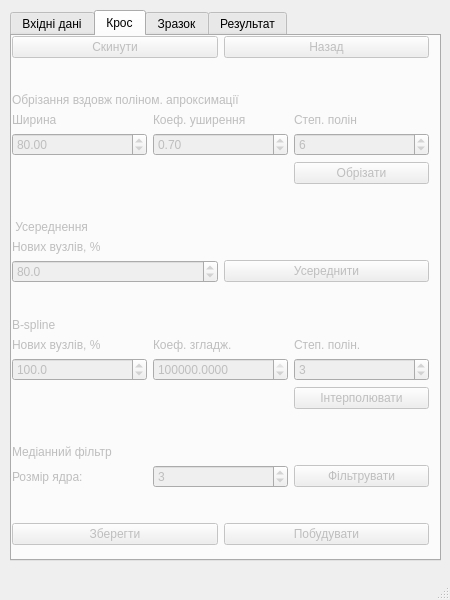
Old version of the form qtr.ui in the repository xkronosua/QTR.
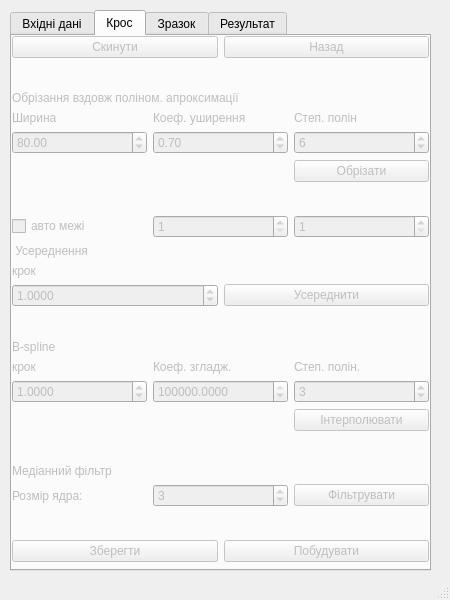
New version of the form. The open tabs and pages were chosen to show the change.

Diff of the .ui file:
```diff
--- a/qtr.ui
+++ b/qtr.ui
@@ -70,8 +70,8 @@
      <rect>
       <x>10</x>
       <y>10</y>
-      <width>431</width>
-      <height>551</height>
+      <width>421</width>
+      <height>561</height>
      </rect>
     </property>
     <property name="sizePolicy">
@@ -450,7 +450,7 @@
         <x>0</x>
         <y>0</y>
         <width>417</width>
-        <height>509</height>
+        <height>526</height>
        </rect>
       </property>
       <layout class="QVBoxLayout" name="verticalLayout_2">
@@ -585,6 +585,46 @@
          </property>
         </spacer>
        </item>
+       <item>
+        <layout class="QHBoxLayout" name="horizontalLayout_9">
+         <item>
+          <widget class="QCheckBox" name="cAutoInterval">
+           <property name="text">
+            <string>авто межі</string>
+           </property>
+           <property name="checked">
+            <bool>false</bool>
+           </property>
+          </widget>
+         </item>
+         <item>
+          <widget class="QSpinBox" name="cStart">
+           <property name="minimum">
+            <number>1</number>
+           </property>
+           <property name="maximum">
+            <number>999999999</number>
+           </property>
+           <property name="value">
+            <number>1</number>
+           </property>
+          </widget>
+         </item>
+         <item>
+          <widget class="QSpinBox" name="cEnd">
+           <property name="minimum">
+            <number>1</number>
+           </property>
+           <property name="maximum">
+            <number>99999999</number>
+           </property>
+           <property name="value">
+            <number>1</number>
+           </property>
+          </widget>
+         </item>
+        </layout>
+       </item>
        <item>
         <widget class="QLabel" name="label">
          <property name="text">
@@ -604,23 +644,26 @@
          <item row="2" column="1">
           <widget class="QLabel" name="label_14">
            <property name="text">
-            <string>Нових вузлів, %</string>
+            <string>крок</string>
            </property>
           </widget>
          </item>
          <item row="3" column="1">
           <widget class="QDoubleSpinBox" name="cAverageN">
            <property name="decimals">
-            <number>1</number>
+            <number>4</number>
            </property>
            <property name="minimum">
-            <double>1.000000000000000</double>
+            <double>0.000100000000000</double>
            </property>
            <property name="maximum">
-            <double>999.000000000000000</double>
+            <double>999999999.000000000000000</double>
+           </property>
+           <property name="singleStep">
+            <double>0.000001000000000</double>
            </property>
            <property name="value">
-            <double>80.000000000000000</double>
+            <double>1.000000000000000</double>
            </property>
           </widget>
          </item>
@@ -648,25 +691,6 @@
        </item>
        <item>
         <layout class="QGridLayout" name="gridLayout_7">
-         <item row="1" column="1">
-          <widget class="QDoubleSpinBox" name="cB_splineN">
-           <property name="decimals">
-            <number>1</number>
-           </property>
-           <property name="minimum">
-            <double>1.000000000000000</double>
-           </property>
-           <property name="maximum">
-            <double>999.000000000000000</double>
-           </property>
-           <property name="singleStep">
-            <double>0.100000000000000</double>
-           </property>
-           <property name="value">
-            <double>100.000000000000000</double>
-           </property>
-          </widget>
-         </item>
          <item row="0" column="2">
           <widget class="QLabel" name="label_17">
            <property name="text">
@@ -696,7 +720,7 @@
          <item row="0" column="1">
           <widget class="QLabel" name="label_16">
            <property name="text">
-            <string>Нових вузлів, %</string>
+            <string>крок</string>
            </property>
           </widget>
          </item>
@@ -727,6 +751,22 @@
            </property>
           </widget>
          </item>
+         <item row="1" column="1">
+          <widget class="QDoubleSpinBox" name="cB_splineStep">
+           <property name="decimals">
+            <number>4</number>
+           </property>
+           <property name="minimum">
+            <double>0.000100000000000</double>
+           </property>
+           <property name="maximum">
+            <double>999999999.000000000000000</double>
+           </property>
+           <property name="value">
+            <double>1.000000000000000</double>
+           </property>
+          </widget>
+         </item>
         </layout>
        </item>
        <item>
```
Left out of the diff: 186 changed lines with no effect on the pictures.
